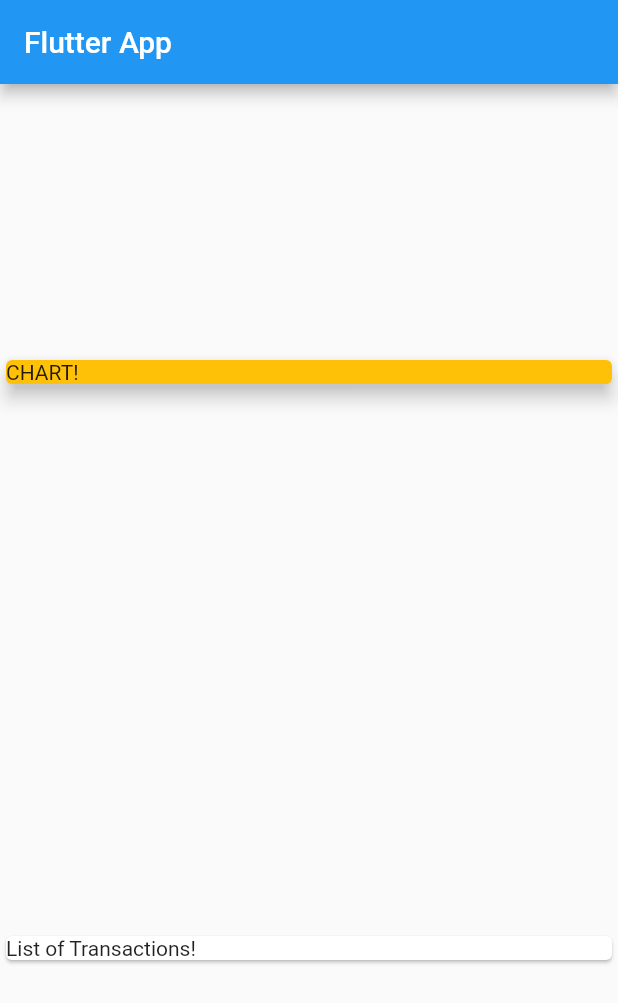
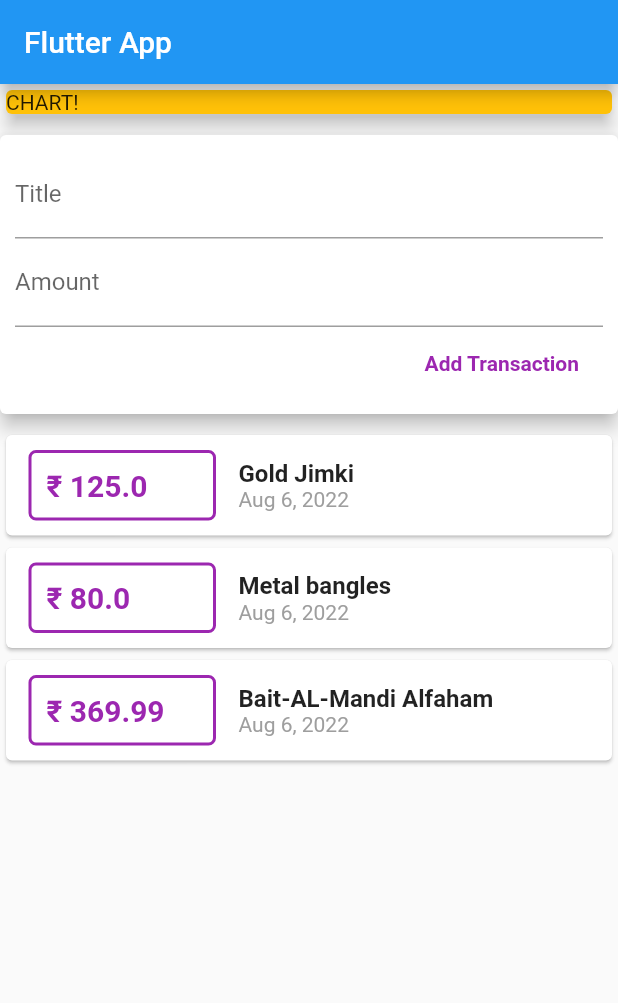
Before and after one commit to Nadha-Jabeen-T/-, a Flutter app: the screen it shows after launch, on a phone screen of 412 x 824 dp. Shown: the top 1003 px of the screen. Run offline on Flutter 3.47's test engine with Material 2 defaults, Android fonts, the phone set to English and light mode, and no system bars.

Commit message:
Transaction area updated | User input fetching added

```diff
--- a/lib/main.dart
+++ b/lib/main.dart
@@ -1,5 +1,6 @@
-import './transaction.dart';
+import 'models/transaction.dart';
 import 'package:flutter/material.dart';
+import 'package:intl/intl.dart';
 
 void main() {
   runApp(MyApp());
@@ -37,6 +38,14 @@ class MyHomePage extends StatelessWidget {
       date: DateTime.now(),
     )
   ];
+  /*Taking and manipulating user input -- ALL the INPUTS are BY DEFAULT STRING*/
+  //String? titleInput;
+  //String? amountInput;
+  /*alternate way of accepting user input with each key stroke*/
+  final titleController = TextEditingController();
+  /*These controllers saves the user input to the controller handle */
+  final amountController = TextEditingController();
+
   @override
   Widget build(BuildContext context) {
     return Scaffold(
@@ -44,8 +53,9 @@ class MyHomePage extends StatelessWidget {
         title: Text('Flutter App'),
       ),
       body: Center(
+        //THE STATISTICS CHART
         child: Column(
-          mainAxisAlignment: MainAxisAlignment.spaceAround,
+          //mainAxisAlignment: MainAxisAlignment.spaceAround,
           crossAxisAlignment: CrossAxisAlignment.stretch,
           children: <Widget>[
             Card(
@@ -55,10 +65,101 @@ class MyHomePage extends StatelessWidget {
                 child: Text('CHART!'),
               ),
               elevation: 5,
+            ), //
+            //THE INPUT 'ADD-TRANSACTION' AREA
+            Card(
+              margin: EdgeInsets.symmetric(
+                vertical: 10,
+                horizontal: 0,
+              ),
+              child: Container(
+                padding: EdgeInsets.all(10),
+                child: Column(
+                  crossAxisAlignment: CrossAxisAlignment.end,
+                  children: [
+                    TextField(
+                      decoration: InputDecoration(labelText: 'Title'),
+                      controller: titleController,
+                      //onChanged: (val) => titleInput = val,
+                    ),
+                    TextField(
+                      decoration: InputDecoration(labelText: 'Amount'),
+                      controller: amountController,
+                      /*onChanged: (val) {
+                        amountInput = val;
+                      },*/
+                    ),
+                    FlatButton(
+                      onPressed: () {
+                        print(titleController.text);
+                        print(amountController.text);
+                      },
+                      child: Text(
+                        'Add Transaction',
+                        style: TextStyle(
+                          color: Colors.purple,
+                          fontWeight: FontWeight.bold,
+                        ),
+                      ),
+                    )
+                  ],
+                ),
+              ),
+              elevation: 5,
             ),
-            Card(
-              child: Text('List of Transactions!'),
-            )
+            //THE TRANSACTIONS
+            Column(
+              children: transactions.map((tx) {
+                return Card(
+                  child: Row(
+                    children: <Widget>[
+                      Container(
+                        width: 125,
+                        margin: EdgeInsets.symmetric(
+                          vertical: 10,
+                          horizontal: 15,
+                        ),
+                        padding: EdgeInsets.all(10),
+                        decoration: BoxDecoration(
+                            border: Border.all(
+                              color: Colors.purple,
+                              width: 2,
+                            ),
+                            borderRadius: BorderRadius.circular(5)),
+                        child: Text(
+                          //tx.amount.toString(),
+                          '₹ ${tx.amount}',
+                          style: TextStyle(
+                              fontWeight: FontWeight.bold,
+                              fontSize: 20,
+                              color: Colors.purple),
+                        ),
+                      ),
+                      Column(
+                        crossAxisAlignment: CrossAxisAlignment.start,
+                        children: [
+                          Text(
+                            tx.title,
+                            style: TextStyle(
+                              fontWeight: FontWeight.bold,
+                              fontSize: 16,
+                            ),
+                          ),
+                          Text(
+                            //tx.date.toString(),
+                            DateFormat.yMMMd().format(tx.date),
+                            style: TextStyle(
+                              color: Colors.grey,
+                              fontSize: 14,
+                            ),
+                          ),
+                        ],
+                      ),
+                    ],
+                  ),
+                );
+              }).toList(),
+            ),
           ],
         ),
       ),
--- /dev/null
+++ b/lib/widgets/transaction_list.dart
@@ -0,0 +1,38 @@
+import 'package:flutter/src/foundation/key.dart';
+import 'package:flutter/src/widgets/framework.dart';
+import 'package:flutter/material.dart';
+import '../models/transaction.dart';
+
+class TransactionList extends StatefulWidget {
+  const TransactionList({Key? key}) : super(key: key);
+
+  @override
+  State<TransactionList> createState() => _TransactionListState();
+}
+
+class _TransactionListState extends State<TransactionList> {
+  final List<Transaction> _userTransaction = [
+    Transaction(
+      id: 't1',
+      title: 'Gold Jimki',
+      amount: 125,
+      date: DateTime.now(),
+    ),
+    Transaction(
+      id: 't2',
+      title: 'Metal bangles',
+      amount: 80,
+      date: DateTime.now(),
+    ),
+    Transaction(
+      id: 't3',
+      title: 'Bait-AL-Mandi Alfaham',
+      amount: 369.99,
+      date: DateTime.now(),
+    )
+  ];
+  @override
+  Widget build(BuildContext context) {
+    return Container();
+  }
+}
--- a/pubspec.yaml
+++ b/pubspec.yaml
@@ -34,6 +34,7 @@ dependencies:
   # The following adds the Cupertino Icons font to your application.
   # Use with the CupertinoIcons class for iOS style icons.
   cupertino_icons: ^1.0.2
+  intl: ^0.17.0
 
 dev_dependencies:
   flutter_test:
```
Also changed, not shown: lib/models/transaction.dart (renamed from lib/transaction.dart), pubspec.lock.
